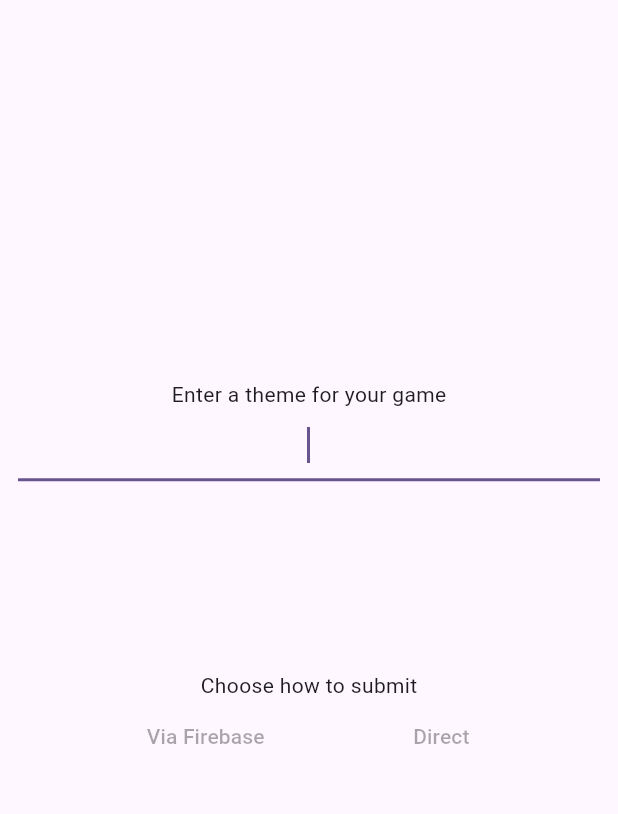
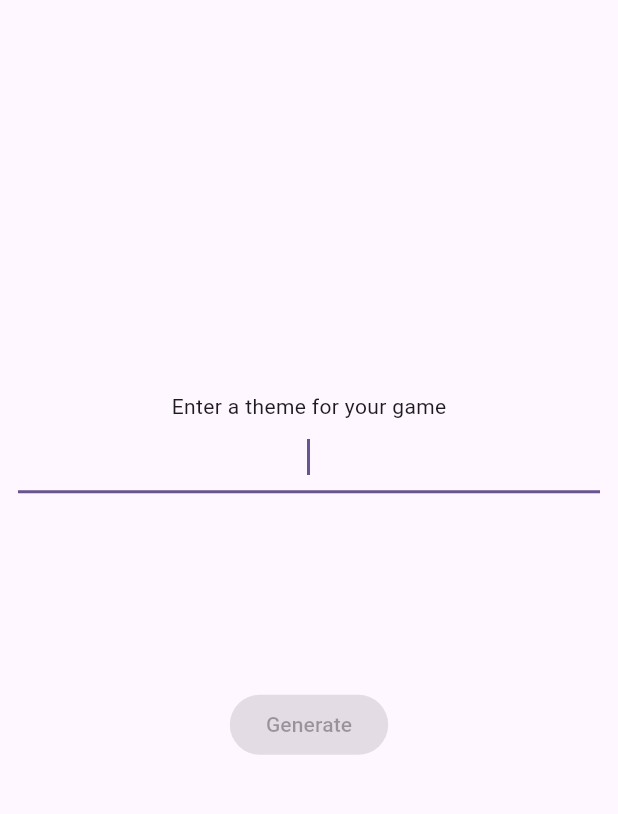
Before and after one commit to cjwhitsitt/aiopoly-flutter, a Flutter app: the screen it shows after launch, on a phone screen of 412 x 824 dp, the part 84-898 px from its top. Run offline on Flutter 3.47's test engine with Material 3 defaults, Android fonts, the light colour scheme and no system bars; our stand-ins replace cloud_functions, firebase_ai, firebase_core; accounts and stored records are empty; generated files the repository leaves out were written again.

Commit message:
Generate with direct only for now

```diff
--- a/lib/routes/home_route.dart
+++ b/lib/routes/home_route.dart
@@ -51,19 +51,19 @@ class _HomeRouteState extends State<HomeRoute> {
             ]),
             const Spacer(),
             if (_loading) _row([const CircularProgressIndicator.adaptive()]),
+            // if (!_loading) _row([
+            //   const Text('Choose how to submit'),
+            // ]),
             if (!_loading) _row([
-              const Text('Choose how to submit'),
-            ]),
-            if (!_loading) _row([
+              // const Spacer(),
+              // TextButton(
+              //   onPressed: _canSubmit ? () => _submit(ServiceEndpoint.firebase) : null,
+              //   child: const Text('Via Firebase'),
+              // ),
               const Spacer(),
-              TextButton(
-                onPressed: _canSubmit ? () => _submit(ServiceEndpoint.firebase) : null,
-                child: const Text('Via Firebase'),
-              ),
-              const Spacer(),
-              TextButton(
+              FilledButton(
                 onPressed: _canSubmit ? () => _submit(ServiceEndpoint.direct) : null,
-                child: const Text('Direct'),
+                child: const Text('Generate'),
               ),
               const Spacer(),
             ]),
```
